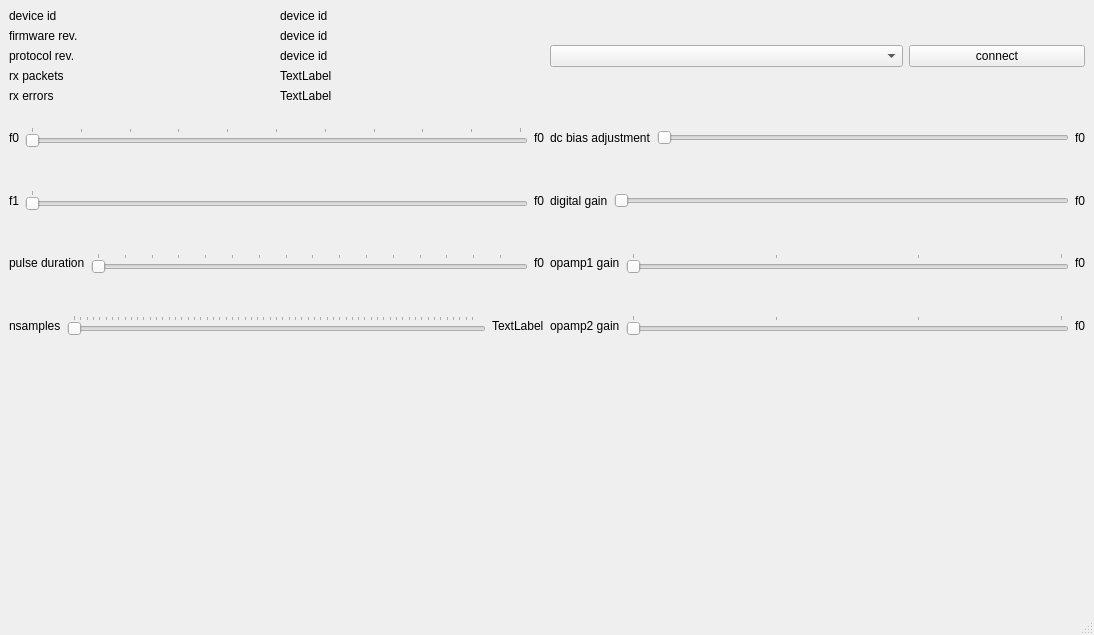
This is mainwindow.ui in jaxxzer/chirp-viewer as Qt 5 draws it before an edit. The edited form follows.
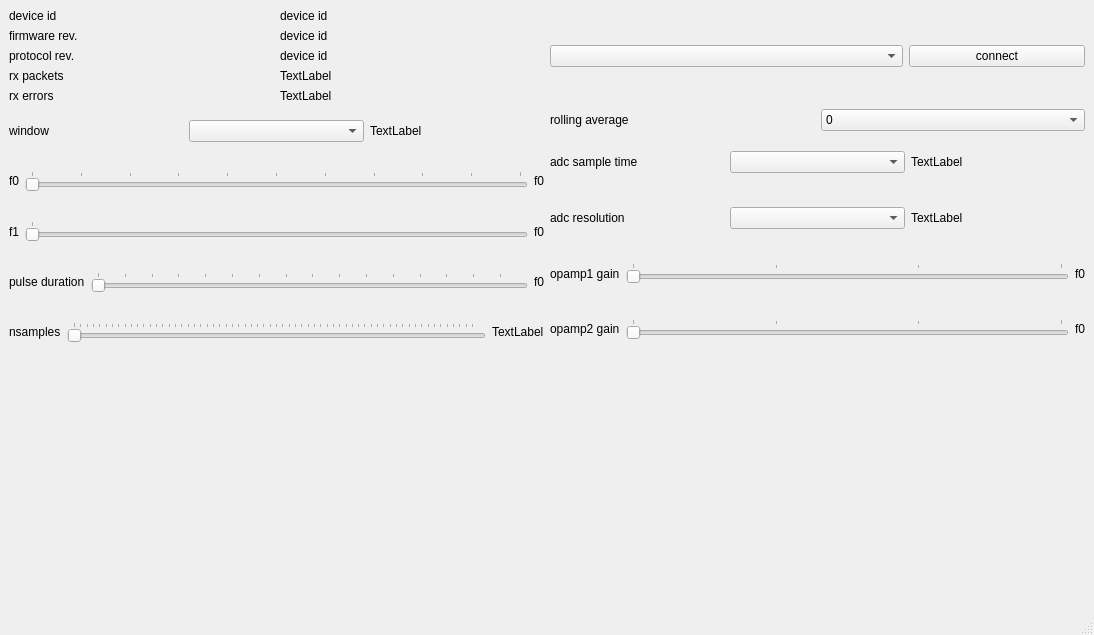
This is the edited form. Custom widgets are drawn as their Qt base class.

```diff
--- a/mainwindow.ui
+++ b/mainwindow.ui
@@ -162,6 +162,27 @@
        <layout class="QHBoxLayout" name="horizontalLayout_10">
         <item>
          <layout class="QVBoxLayout" name="verticalLayout">
+          <item>
+           <layout class="QHBoxLayout" name="horizontalLayout_11">
+            <item>
+             <widget class="QLabel" name="label_11">
+              <property name="text">
+               <string>window</string>
+              </property>
+             </widget>
+            </item>
+            <item>
+             <widget class="QComboBox" name="windowComboBox"/>
+            </item>
+            <item>
+             <widget class="QLabel" name="windowLabel">
+              <property name="text">
+               <string>TextLabel</string>
+              </property>
+             </widget>
+            </item>
+           </layout>
+          </item>
           <item>
            <layout class="QHBoxLayout" name="horizontalLayout_3">
             <item>
@@ -358,21 +379,82 @@
             <item>
              <widget class="QLabel" name="label_14">
               <property name="text">
-               <string>dc bias adjustment</string>
+               <string>rolling average</string>
               </property>
              </widget>
             </item>
             <item>
-             <widget class="QSlider" name="horizontalSlider_5">
-              <property name="orientation">
-               <enum>Qt::Horizontal</enum>
+             <widget class="QComboBox" name="rollingAverageComboBox">
+              <item>
+               <property name="text">
+                <string>0</string>
+               </property>
+              </item>
+              <item>
+               <property name="text">
+                <string>2</string>
+               </property>
+              </item>
+              <item>
+               <property name="text">
+                <string>3</string>
+               </property>
+              </item>
+              <item>
+               <property name="text">
+                <string>4</string>
+               </property>
+              </item>
+              <item>
+               <property name="text">
+                <string>5</string>
+               </property>
+              </item>
+              <item>
+               <property name="text">
+                <string>6</string>
+               </property>
+              </item>
+              <item>
+               <property name="text">
+                <string>7</string>
+               </property>
+              </item>
+              <item>
+               <property name="text">
+                <string>8</string>
+               </property>
+              </item>
+              <item>
+               <property name="text">
+                <string>9</string>
+               </property>
+              </item>
+              <item>
+               <property name="text">
+                <string>10</string>
+               </property>
+              </item>
+             </widget>
+            </item>
+           </layout>
+          </item>
+          <item>
+           <layout class="QHBoxLayout" name="horizontalLayout_12">
+            <item>
+             <widget class="QLabel" name="label_19">
+              <property name="text">
+               <string>adc sample time</string>
               </property>
              </widget>
             </item>
             <item>
-             <widget class="QLabel" name="label_15">
+             <widget class="QComboBox" name="adcSampleTimeComboBox"/>
+            </item>
+            <item>
+             <widget class="QLabel" name="adcSampleTimeLabel">
               <property name="text">
-               <string>f0</string>
+               <string>TextLabel</string>
               </property>
              </widget>
             </item>
@@ -383,24 +465,17 @@
             <item>
              <widget class="QLabel" name="label_16">
               <property name="text">
-               <string>digital gain</string>
+               <string>adc resolution</string>
               </property>
              </widget>
             </item>
             <item>
-             <widget class="QSlider" name="horizontalSlider_6">
-              <property name="minimum">
-               <number>5</number>
-              </property>
-              <property name="orientation">
-               <enum>Qt::Horizontal</enum>
-              </property>
-             </widget>
+             <widget class="QComboBox" name="adcResolutionComboBox"/>
             </item>
             <item>
              <widget class="QLabel" name="label_17">
               <property name="text">
-               <string>f0</string>
+               <string>TextLabel</string>
               </property>
              </widget>
             </item>
```
Left out of the diff: 30 changed lines with no effect on the pictures.
